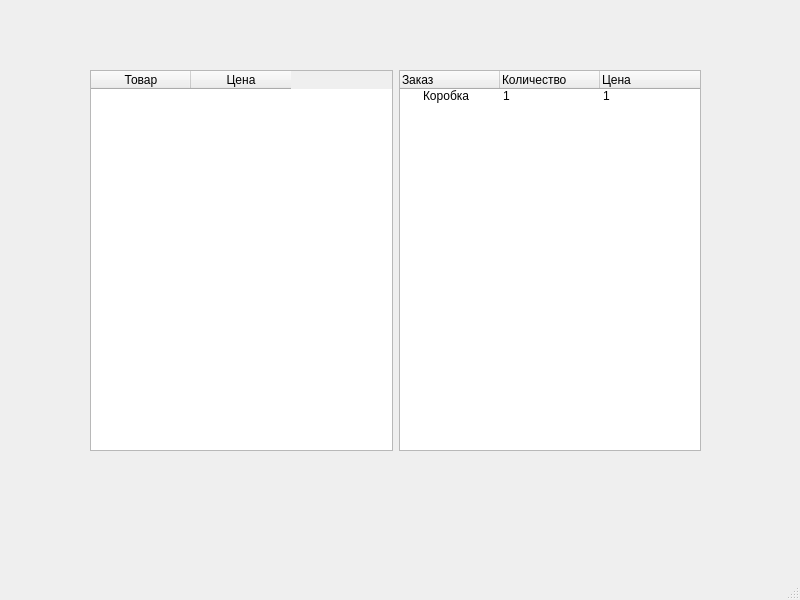
The window that mainwindow.ui (Mikki797/patterns) describes before a commit, drawn with Qt 5.
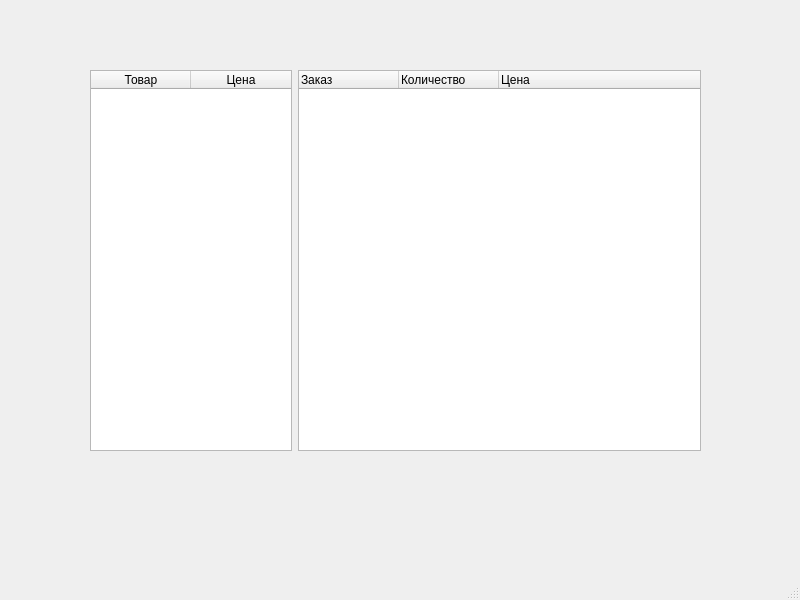
The same window after the commit.

Patch:
```diff
--- a/mainwindow.ui
+++ b/mainwindow.ui
@@ -23,7 +23,7 @@
       <height>381</height>
      </rect>
     </property>
-    <layout class="QHBoxLayout" name="horizontalLayout">
+    <layout class="QHBoxLayout" name="horizontalLayout" stretch="1,2">
      <item>
       <widget class="QTableWidget" name="tableWidget">
        <property name="alternatingRowColors">
@@ -35,9 +35,6 @@
        <property name="sortingEnabled">
         <bool>true</bool>
        </property>
-       <property name="cornerButtonEnabled">
-        <bool>false</bool>
-       </property>
        <column>
         <property name="text">
          <string>Товар</string>
@@ -67,17 +64,6 @@
          <string>Цена</string>
         </property>
        </column>
-       <item>
-        <property name="text">
-         <string>Коробка</string>
-        </property>
-        <property name="text">
-         <string>1</string>
-        </property>
-        <property name="text">
-         <string>1</string>
-        </property>
-       </item>
       </widget>
      </item>
     </layout>
```
